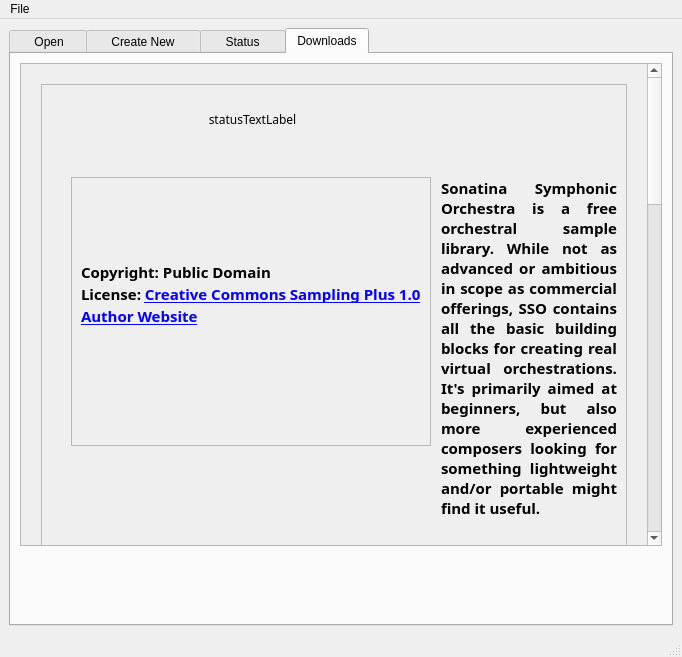
ccherrett/oom, file oostudio/OOStudioBase.ui: the form before one commit.
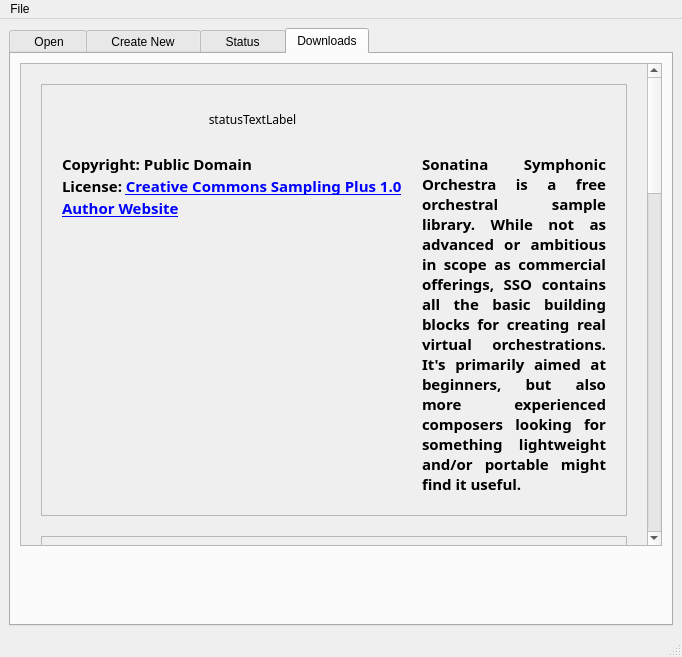
The form after the commit.

Commit message: OOStudio: Update download tab meastro to new look

```diff
--- a/oostudio/OOStudioBase.ui
+++ b/oostudio/OOStudioBase.ui
@@ -901,9 +901,9 @@
               <property name="geometry">
                <rect>
                 <x>0</x>
-                <y>0</y>
+                <y>-180</y>
                 <width>632</width>
-                <height>1491</height>
+                <height>1562</height>
                </rect>
               </property>
               <property name="autoFillBackground">
@@ -926,11 +926,17 @@
                  </property>
                  <layout class="QVBoxLayout" name="verticalLayout_14" stretch="0,0">
                   <property name="spacing">
-                   <number>10</number>
+                   <number>-1</number>
+                  </property>
+                  <property name="leftMargin">
+                   <number>20</number>
                   </property>
                   <property name="topMargin">
                    <number>6</number>
                   </property>
+                  <property name="rightMargin">
+                   <number>20</number>
+                  </property>
                   <property name="bottomMargin">
                    <number>20</number>
                   </property>
@@ -1013,29 +1019,26 @@
                   </item>
                   <item>
                    <layout class="QHBoxLayout" name="horizontalLayout_17" stretch="0,1">
+                    <property name="spacing">
+                     <number>20</number>
+                    </property>
                     <property name="leftMargin">
-                     <number>20</number>
+                     <number>0</number>
                     </property>
                     <property name="topMargin">
-                     <number>20</number>
+                     <number>0</number>
                     </property>
                     <property name="bottomMargin">
-                     <number>20</number>
+                     <number>0</number>
                     </property>
                     <item>
                      <layout class="QVBoxLayout" name="verticalLayout_19">
+                      <property name="spacing">
+                       <number>30</number>
+                      </property>
                       <property name="leftMargin">
                        <number>0</number>
                       </property>
-                      <item>
-                       <widget class="QFrame" name="frame">
-                        <property name="frameShape">
-                         <enum>QFrame::StyledPanel</enum>
-                        </property>
-                        <property name="frameShadow">
-                         <enum>QFrame::Raised</enum>
-                        </property>
-                        <layout class="QVBoxLayout" name="verticalLayout_20">
                          <item>
                           <widget class="QLabel" name="label_14">
                            <property name="maximumSize">
@@ -1057,9 +1060,12 @@
                            <property name="textFormat">
                             <enum>Qt::RichText</enum>
                            </property>
-                          </widget>
-                         </item>
-                        </layout>
+                        <property name="alignment">
+                         <set>Qt::AlignLeading|Qt::AlignLeft|Qt::AlignTop</set>
+                        </property>
+                        <property name="indent">
+                         <number>0</number>
+                        </property>
                        </widget>
                       </item>
                       <item>
@@ -1088,6 +1094,19 @@
                         </item>
                        </layout>
                       </item>
+                      <item>
+                       <spacer name="verticalSpacer">
+                        <property name="orientation">
+                         <enum>Qt::Vertical</enum>
+                        </property>
+                        <property name="sizeHint" stdset="0">
+                         <size>
+                          <width>20</width>
+                          <height>40</height>
+                         </size>
+                        </property>
+                       </spacer>
+                      </item>
                      </layout>
                     </item>
                     <item>
@@ -1111,13 +1130,13 @@
                        <enum>Qt::RichText</enum>
                       </property>
                       <property name="alignment">
-                       <set>Qt::AlignJustify|Qt::AlignVCenter</set>
+                       <set>Qt::AlignJustify|Qt::AlignTop</set>
                       </property>
                       <property name="wordWrap">
                        <bool>true</bool>
                       </property>
                       <property name="margin">
-                       <number>10</number>
+                       <number>0</number>
                       </property>
                       <property name="openExternalLinks">
                        <bool>true</bool>
@@ -1141,9 +1160,15 @@
                   <property name="spacing">
                    <number>10</number>
                   </property>
+                  <property name="leftMargin">
+                   <number>20</number>
+                  </property>
                   <property name="topMargin">
                    <number>6</number>
                   </property>
+                  <property name="rightMargin">
+                   <number>20</number>
+                  </property>
                   <property name="bottomMargin">
                    <number>20</number>
                   </property>
@@ -1237,6 +1262,70 @@
                    </layout>
                   </item>
                   <item>
+                   <layout class="QHBoxLayout" name="horizontalLayout_19">
+                    <property name="spacing">
+                     <number>20</number>
+                    </property>
+                    <property name="topMargin">
+                     <number>24</number>
+                    </property>
+                    <item>
+                     <layout class="QVBoxLayout" name="verticalLayout_20">
+                      <property name="spacing">
+                       <number>30</number>
+                      </property>
+                      <item>
+                       <widget class="QLabel" name="label_15">
+                        <property name="text">
+                         <string>&lt;!DOCTYPE HTML PUBLIC &quot;-//W3C//DTD HTML 4.0//EN&quot; &quot;http://www.w3.org/TR/REC-html40/strict.dtd&quot;&gt;
+&lt;html&gt;&lt;head&gt;&lt;meta name=&quot;qrichtext&quot; content=&quot;1&quot; /&gt;&lt;style type=&quot;text/css&quot;&gt;
+p, li { white-space: pre-wrap; }
+&lt;/style&gt;&lt;/head&gt;&lt;body style=&quot; font-family:'Luxi Serif'; font-size:10pt; font-weight:400; font-style:normal;&quot;&gt;
+&lt;p style=&quot; margin-top:0px; margin-bottom:0px; margin-left:0px; margin-right:0px; -qt-block-indent:0; text-indent:0px;&quot;&gt;&lt;span style=&quot; font-size:11pt; font-weight:600;&quot;&gt;Copyright: © 2003 Mats Helgesson&lt;/span&gt;&lt;/p&gt;
+&lt;p style=&quot; margin-top:0px; margin-bottom:0px; margin-left:0px; margin-right:0px; -qt-block-indent:0; text-indent:0px;&quot;&gt;&lt;span style=&quot; font-size:11pt; font-weight:600;&quot;&gt;License: &lt;/span&gt;&lt;a href=&quot;http://download.linuxsampler.org/instruments/pianos/maestro_concert_grand_v2_license.txt&quot;&gt;&lt;span style=&quot; font-size:11pt; font-weight:600; text-decoration: underline; color:#0000ff;&quot;&gt;Maestro Concert Grand v2 License&lt;/span&gt;&lt;/a&gt;&lt;/p&gt;
+&lt;p style=&quot; margin-top:0px; margin-bottom:12px; margin-left:0px; margin-right:0px; -qt-block-indent:0; text-indent:0px;&quot;&gt;&lt;a href=&quot;http://www.linuxsampler.org/instruments.html&quot;&gt;&lt;span style=&quot; font-weight:600; text-decoration: underline; color:#0000ff;&quot;&gt;Author Website&lt;/span&gt;&lt;/a&gt;&lt;/p&gt;&lt;/body&gt;&lt;/html&gt;</string>
+                        </property>
+                        <property name="textFormat">
+                         <enum>Qt::RichText</enum>
+                        </property>
+                        <property name="alignment">
+                         <set>Qt::AlignLeading|Qt::AlignLeft|Qt::AlignTop</set>
+                        </property>
+                       </widget>
+                      </item>
+                      <item>
+                       <layout class="QHBoxLayout" name="horizontalLayout_20">
+                        <item>
+                         <widget class="QToolButton" name="m_btnDownloadMaestro">
+                          <property name="text">
+                           <string/>
+                          </property>
+                          <property name="iconSize">
+                           <size>
+                            <width>160</width>
+                            <height>56</height>
+                           </size>
+                          </property>
+                         </widget>
+                        </item>
+                       </layout>
+                      </item>
+                      <item>
+                       <spacer name="verticalSpacer_2">
+                        <property name="orientation">
+                         <enum>Qt::Vertical</enum>
+                        </property>
+                        <property name="sizeHint" stdset="0">
+                         <size>
+                          <width>20</width>
+                          <height>40</height>
+                         </size>
+                        </property>
+                       </spacer>
+                      </item>
+                     </layout>
+                    </item>
+                    <item>
                    <widget class="QLabel" name="m_lblMaestro">
                     <property name="font">
                      <font>
@@ -1251,16 +1340,13 @@
 &lt;html&gt;&lt;head&gt;&lt;meta name=&quot;qrichtext&quot; content=&quot;1&quot; /&gt;&lt;style type=&quot;text/css&quot;&gt;
 p, li { white-space: pre-wrap; }
 &lt;/style&gt;&lt;/head&gt;&lt;body style=&quot; font-family:'Fixed'; font-size:11pt; font-weight:600; font-style:normal;&quot;&gt;
-&lt;ul style=&quot;margin-top: 0px; margin-bottom: 0px; margin-left: 0px; margin-right: 0px; -qt-list-indent: 1;&quot;&gt;&lt;li style=&quot; font-family:'Luxi Serif'; font-size:10pt; font-weight:400;&quot; style=&quot; margin-top:12px; margin-bottom:0px; margin-left:0px; margin-right:0px; -qt-block-indent:0; text-indent:0px;&quot;&gt;&lt;span style=&quot; font-size:11pt; font-weight:600;&quot;&gt;Copyright: © 2003 Mats Helgesson&lt;/span&gt;&lt;/li&gt;
-&lt;li style=&quot; font-family:'Luxi Serif';&quot; style=&quot; margin-top:0px; margin-bottom:0px; margin-left:0px; margin-right:0px; -qt-block-indent:0; text-indent:0px;&quot;&gt;License: &lt;a href=&quot;http://download.linuxsampler.org/instruments/pianos/maestro_concert_grand_v2_license.txt&quot;&gt;&lt;span style=&quot; text-decoration: underline; color:#0000ff;&quot;&gt;Maestro Concert Grand v2 License&lt;/span&gt;&lt;/a&gt;&lt;/li&gt;
-&lt;li style=&quot; font-family:'Luxi Serif';&quot; style=&quot; margin-top:0px; margin-bottom:12px; margin-left:0px; margin-right:0px; -qt-block-indent:0; text-indent:0px;&quot;&gt;Author Website: &lt;a href=&quot;http://www.linuxsampler.org/instruments.html&quot;&gt;&lt;span style=&quot; text-decoration: underline; color:#0000ff;&quot;&gt;http://www.linuxsampler.org/instruments.html&lt;/span&gt;&lt;/a&gt;&lt;/li&gt;&lt;/ul&gt;
 &lt;p style=&quot; margin-top:12px; margin-bottom:12px; margin-left:0px; margin-right:0px; -qt-block-indent:0; text-indent:0px;&quot;&gt;&lt;span style=&quot; font-family:'Luxi Serif';&quot;&gt;Maestro Concert Grand v2 is a big giga bank using 792 stereo samples of a concert piano, a Yamaha CF3 from the early 90s, It was chromatically sampled to maintain the tempered tuning. The samples were recorded with two Neumann KM84 microphones, disposed in X/Y, with 5 velocity layers, and weighs 932 MB ! The piano alone, without release samples, weighs 887 Mb and 440 samples. The release samples are 352 and weigh 45 MB. You can play with or without them. &lt;/span&gt;&lt;/p&gt;&lt;/body&gt;&lt;/html&gt;</string>
                     </property>
                     <property name="textFormat">
                      <enum>Qt::RichText</enum>
                     </property>
                     <property name="alignment">
-                     <set>Qt::AlignLeading|Qt::AlignLeft|Qt::AlignVCenter</set>
+                       <set>Qt::AlignLeading|Qt::AlignLeft|Qt::AlignTop</set>
                     </property>
                     <property name="wordWrap">
                      <bool>true</bool>
@@ -1269,6 +1355,8 @@
                      <bool>true</bool>
                     </property>
                    </widget>
+                    </item>
+                   </layout>
                   </item>
                  </layout>
                 </widget>
@@ -1715,7 +1803,7 @@
                </property>
                <property name="iconSize">
                 <size>
-                 <width>160</width>
+                 <width>172</width>
                  <height>56</height>
                 </size>
                </property>
```
Lines whose indentation alone changed are shown as unchanged. The commit also changes 2 other files.
